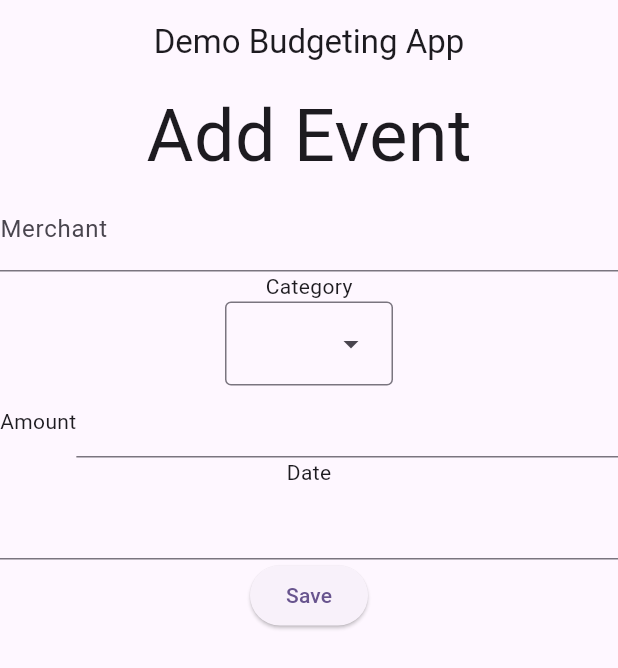
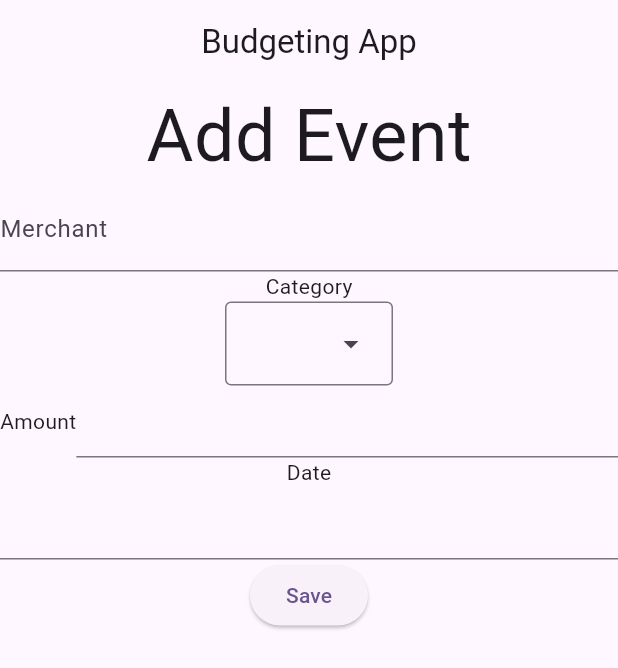
Before and after one commit to parth560/Budgeting_App, a Flutter app: the screen it shows after launch, on a phone screen of 412 x 824 dp. Shown: the top 668 px of the screen. Run offline on Flutter 3.47's test engine with Material 2 defaults, Android fonts, the phone set to English and light mode, and no system bars.

Commit message:
Made minor changes in the main.dart

```diff
--- a/lib/spending_event_form.dart
+++ b/lib/spending_event_form.dart
@@ -1,5 +1,4 @@
 import 'package:flutter/material.dart';
-
 import 'spending_event.dart';
 
 class SpendingEventForm extends StatelessWidget {
@@ -20,7 +19,7 @@ class SpendingEventForm extends StatelessWidget {
     return Scaffold(
         appBar: AppBar(
             title: const Center(
-          child: Text('Demo Budgeting App'),
+          child: Text('Budgeting App'),
         )),
         // A "safe area" is the area that won't overlap with the camera notch,
         // rounded edges of the screen, the OS's notifications, etc.
```
Also changed, not shown: lib/main.dart (line endings or trailing spaces).
